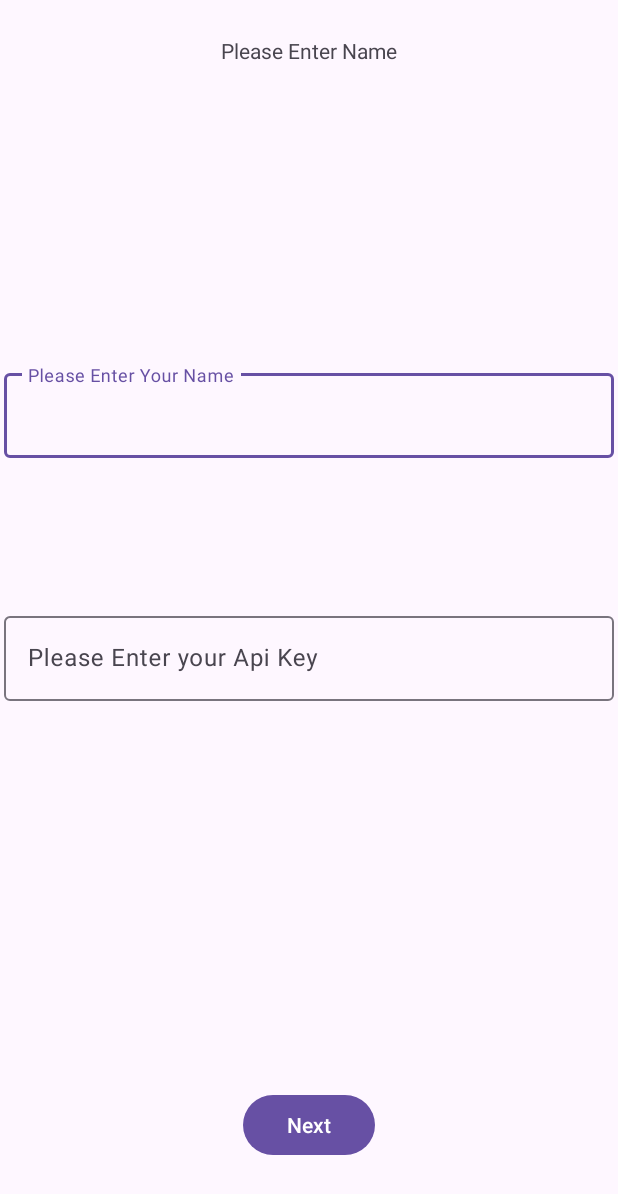
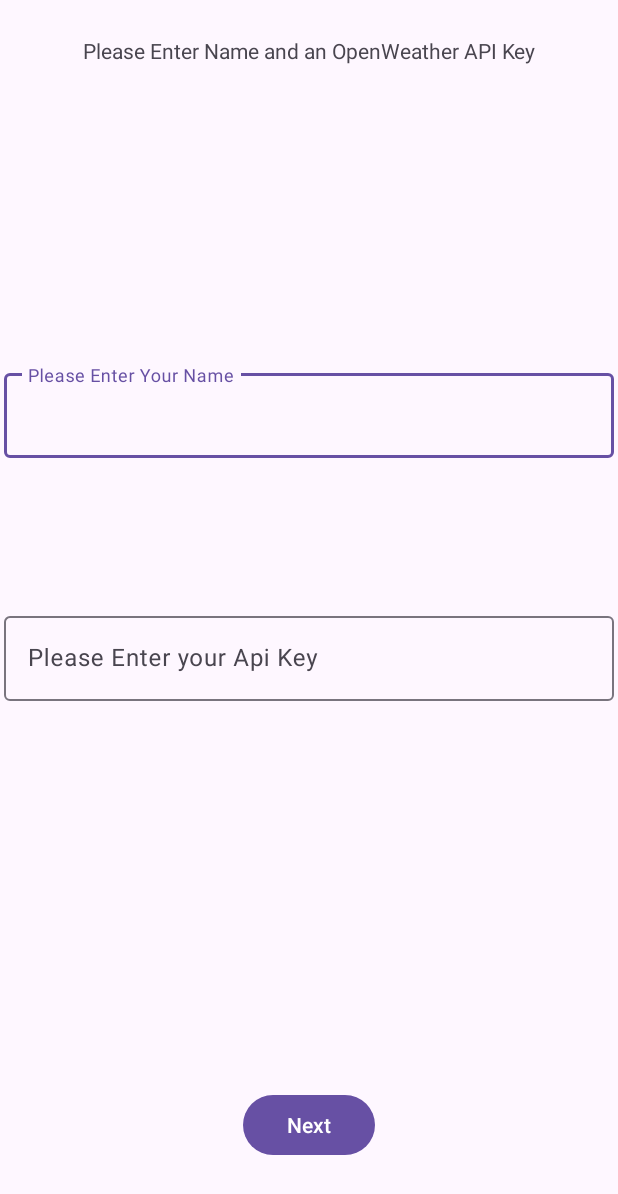
Before and after one commit to MarcWilhelm/weatherCompareApp, an Android app: the screen it shows after launch (MainActivity), on a phone screen of 412 x 824 dp. Shown: the top 1194 px of the screen. Run offline under Robolectric (Android 15) with nearby library versions, the phone set to English and light mode, and no system bars.

Commit message:
cleaned up the mess with the ids

```diff
--- a/app/src/main/res/layout/activity_main.xml
+++ b/app/src/main/res/layout/activity_main.xml
@@ -4,7 +4,7 @@
     xmlns:tools="http://schemas.android.com/tools"
     android:layout_width="match_parent"
     android:layout_height="match_parent"
-    tools:context=".ResultActivity">
+    tools:context=".MainActivity">
 
     <androidx.constraintlayout.widget.ConstraintLayout
         android:id="@+id/linearLayout2"
@@ -30,7 +30,7 @@
                 android:id="@+id/titleResult"
                 android:layout_width="wrap_content"
                 android:layout_height="wrap_content"
-                android:text="Please Enter Name"
+                android:text="Please Enter Name and an OpenWeather API Key"
                 app:layout_constraintEnd_toEndOf="parent"
                 app:layout_constraintHorizontal_bias="0.5"
                 app:layout_constraintStart_toStartOf="parent"
@@ -50,7 +50,7 @@
             app:layout_constraintTop_toBottomOf="@+id/linearLayout">
 
             <com.google.android.material.textfield.TextInputLayout
-                android:id="@+id/name"
+                android:id="@+id/nameTextfield"
                 android:layout_width="match_parent"
                 android:layout_height="match_parent"
                 android:layout_marginStart="1dp"
@@ -84,7 +84,6 @@
                     android:layout_width="match_parent"
                     android:layout_height="wrap_content"
                     android:hint="Please Enter your Api Key" />
-
             </com.google.android.material.textfield.TextInputLayout>
 
         </com.google.android.material.textfield.TextInputLayout>
@@ -95,7 +94,6 @@
             android:layout_height="wrap_content"
             android:layout_marginBottom="50dp"
             android:text="Next"
-            android:enabled="false"
             app:layout_constraintBottom_toBottomOf="parent"
             app:layout_constraintEnd_toEndOf="parent"
             app:layout_constraintHorizontal_bias="0.5"
```
